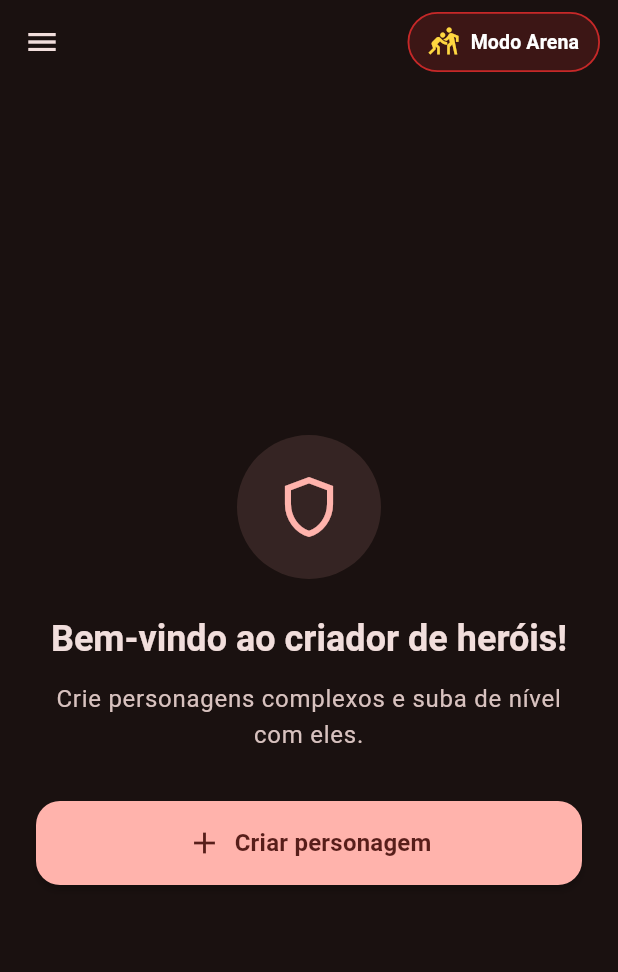
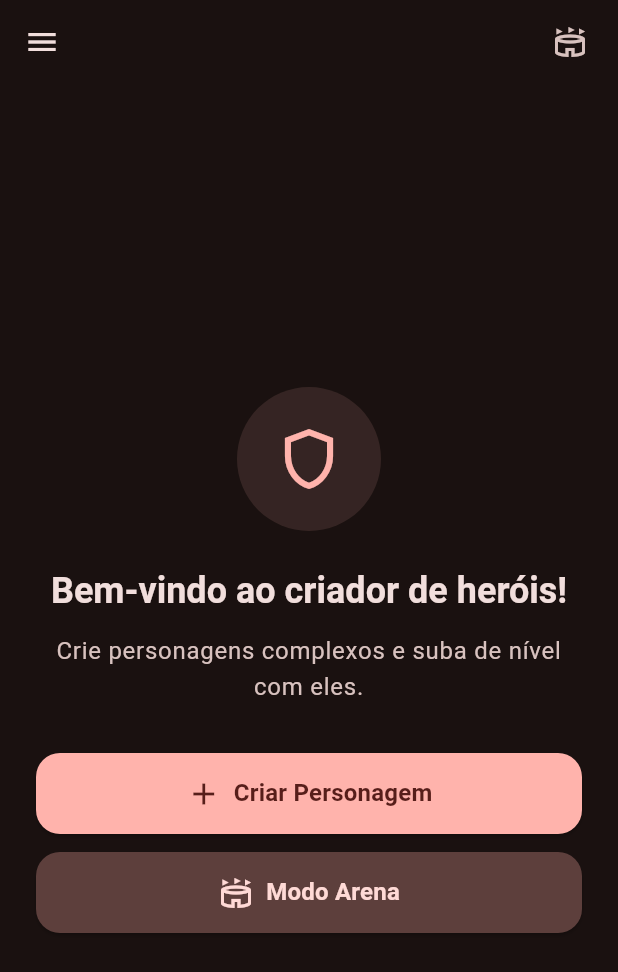
Before and after one commit to JohnThefive/Criador-de-personagem---Tormenta-20, a Flutter app: the screen it shows after launch, on a phone screen of 412 x 824 dp. Shown: the top 972 px of the screen. Run offline on Flutter 3.47's test engine with Material 3 defaults, Android fonts, the phone set to English and light mode, and no system bars; our stand-ins replace equatable, flutter_bloc, flutter_svg, fluttericon, image_picker.

Commit message:
feat(home): padronizar botao de modo arena com HomeActionCard e icone de coliseu/arena

```diff
--- a/lib/presentation/screens/home/home_screen.dart
+++ b/lib/presentation/screens/home/home_screen.dart
@@ -92,7 +92,7 @@ class HomeScreen extends StatelessWidget {
                   child: Row(
                     children: [
                       Icon(
-                        Icons.sports_kabaddi,
+                        Icons.stadium_outlined,
                         color: Colors.amberAccent,
                         size: 26,
                       ),
@@ -203,12 +203,16 @@ class HomeScreen extends StatelessWidget {
                 if (!temPersonagens) {
                   return EmptyHomeState(
                     onCriarPersonagem: () => _navegarCriarPersonagem(context),
+                    onModoArena: () =>
+                        _abrirSeletorArena(context, state.personagens),
                   );
                 }
 
                 return CharacterListSection(
                   personagens: state.personagens,
                   onCriarPersonagem: () => _navegarCriarPersonagem(context),
+                  onModoArena: () =>
+                      _abrirSeletorArena(context, state.personagens),
                   onAbrirPersonagem: (p) => _navegarAbrirPersonagem(context, p),
                   onExcluirPersonagem: (p) => _excluirPersonagem(context, p),
                 );
@@ -247,37 +251,13 @@ class HomeScreen extends StatelessWidget {
                     ),
                   ),
                   actions: [
-                    FilledButton.tonalIcon(
+                    IconButton(
+                      icon: const Icon(Icons.stadium_outlined),
+                      tooltip: 'Modo Arena Tática',
                       onPressed: () =>
                           _abrirSeletorArena(context, state.personagens),
-                      style: FilledButton.styleFrom(
-                        backgroundColor: const Color(
-                          0xFFC62828,
-                        ).withValues(alpha: 0.2),
-                        foregroundColor: Colors.white,
-                        side: const BorderSide(
-                          color: Color(0xFFC62828),
-                          width: 1.2,
-                        ),
-                        padding: const EdgeInsets.symmetric(
-                          horizontal: 14,
-                          vertical: 8,
-                        ),
-                      ),
-                      icon: const Icon(
-                        Icons.sports_kabaddi,
-                        color: Colors.amberAccent,
-                        size: 20,
-                      ),
-                      label: const Text(
-                        'Modo Arena',
-                        style: TextStyle(
-                          fontWeight: FontWeight.bold,
-                          fontSize: 13,
-                        ),
-                      ),
                     ),
-                    const SizedBox(width: 12),
+                    const SizedBox(width: 8),
                   ],
                 ),
                 body: buildConteudoAdaptativo(),
--- a/lib/presentation/screens/home/widgets/empty_home_state.dart
+++ b/lib/presentation/screens/home/widgets/empty_home_state.dart
@@ -1,10 +1,15 @@
-import 'package:flutter/material.dart';
+import 'home_action_card.dart';
 
 /// Exibido na HomeScreen quando ainda não existem personagens salvos.
 class EmptyHomeState extends StatelessWidget {
   final VoidCallback onCriarPersonagem;
+  final VoidCallback? onModoArena;
 
-  const EmptyHomeState({super.key, required this.onCriarPersonagem});
+  const EmptyHomeState({
+    super.key,
+    required this.onCriarPersonagem,
+    this.onModoArena,
+  });
 
   @override
   Widget build(BuildContext context) {
@@ -58,33 +63,28 @@ class EmptyHomeState extends StatelessWidget {
               ),
               const SizedBox(height: 32),
 
-              // Botão de Criar Personagem em destaque
+              // Botões de Ação usando HomeActionCard
               SizedBox(
                 width: double.infinity,
-                child: FilledButton.icon(
+                child: HomeActionCard(
+                  title: 'Criar Personagem',
+                  icon: Icons.add,
                   onPressed: onCriarPersonagem,
-                  style: FilledButton.styleFrom(
-                    backgroundColor: colorScheme.primary,
-                    foregroundColor: colorScheme.onPrimary,
-                    padding: const EdgeInsets.symmetric(
-                      horizontal: 24,
-                      vertical: 16,
-                    ),
-                    shape: RoundedRectangleBorder(
-                      borderRadius: BorderRadius.circular(16),
-                    ),
-                    elevation: 2,
-                  ),
-                  icon: const Icon(Icons.add, size: 24),
-                  label: Text(
-                    'Criar personagem',
-                    style: textTheme.titleMedium?.copyWith(
-                      color: colorScheme.onPrimary,
-                      fontWeight: FontWeight.bold,
-                    ),
+                ),
+              ),
+              if (onModoArena != null) ...[
+                const SizedBox(height: 12),
+                SizedBox(
+                  width: double.infinity,
+                  child: HomeActionCard(
+                    title: 'Modo Arena',
+                    icon: Icons.stadium_outlined,
+                    isSecondary: true,
+                    tooltip: 'Testar personagem em combate tático',
+                    onPressed: onModoArena,
                   ),
                 ),
-              ),
+              ],
             ],
           ),
         ),
--- /dev/null
+++ b/lib/presentation/screens/home/widgets/home_action_card.dart
@@ -0,0 +1,74 @@
+import 'package:flutter/material.dart';
+
+/// Card/Botão de Ação principal reutilizável da HomeScreen.
+///
+/// Padroniza o visual Material 3, elevação, alvos de toque mínimos de 48dp,
+/// tipografia e bordas arredondadas entre "Criar Personagem", "Modo Arena" e futuras ações.
+class HomeActionCard extends StatelessWidget {
+  final String title;
+  final IconData icon;
+  final VoidCallback? onPressed;
+  final Color? backgroundColor;
+  final Color? foregroundColor;
+  final String? tooltip;
+  final bool isSecondary;
+
+  const HomeActionCard({
+    super.key,
+    required this.title,
+    required this.icon,
+    this.onPressed,
+    this.backgroundColor,
+    this.foregroundColor,
+    this.tooltip,
+    this.isSecondary = false,
+  });
+
+  @override
+  Widget build(BuildContext context) {
+    final theme = Theme.of(context);
+    final colorScheme = theme.colorScheme;
+    final textTheme = theme.textTheme;
+
+    final bg = backgroundColor ??
+        (isSecondary
+            ? colorScheme.secondaryContainer
+            : colorScheme.primary);
+    final fg = foregroundColor ??
+        (isSecondary
+            ? colorScheme.onSecondaryContainer
+            : colorScheme.onPrimary);
+
+    return Semantics(
+      button: true,
+      label: tooltip ?? title,
+      enabled: onPressed != null,
+      child: Tooltip(
+        message: tooltip ?? title,
+        child: FilledButton.icon(
+          onPressed: onPressed,
+          style: FilledButton.styleFrom(
+            backgroundColor: bg,
+            foregroundColor: fg,
+            minimumSize: const Size(48, 54),
+            padding: const EdgeInsets.symmetric(horizontal: 16, vertical: 14),
+            shape: RoundedRectangleBorder(
+              borderRadius: BorderRadius.circular(16),
+            ),
+            elevation: 1,
+          ),
+          icon: Icon(icon, size: 24),
+          label: Text(
+            title,
+            maxLines: 1,
+            overflow: TextOverflow.ellipsis,
+            style: textTheme.titleMedium?.copyWith(
+              color: fg,
+              fontWeight: FontWeight.bold,
+            ),
+          ),
+        ),
+      ),
+    );
+  }
+}
```
Also changed, not shown: lib/presentation/screens/home/widgets/character_list_section.dart (+46 -25 lines).
